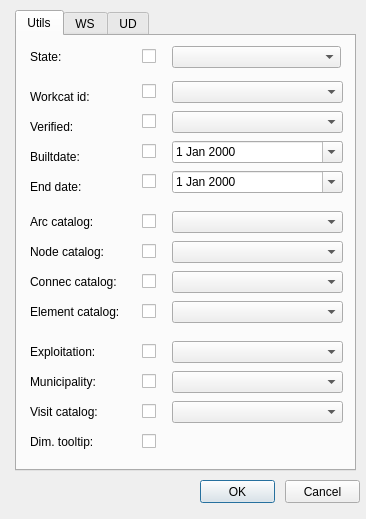
This is ui/config_edit.ui in Giswater/giswater_qgis_plugin as Qt 5 draws it before an edit. The edited form follows.
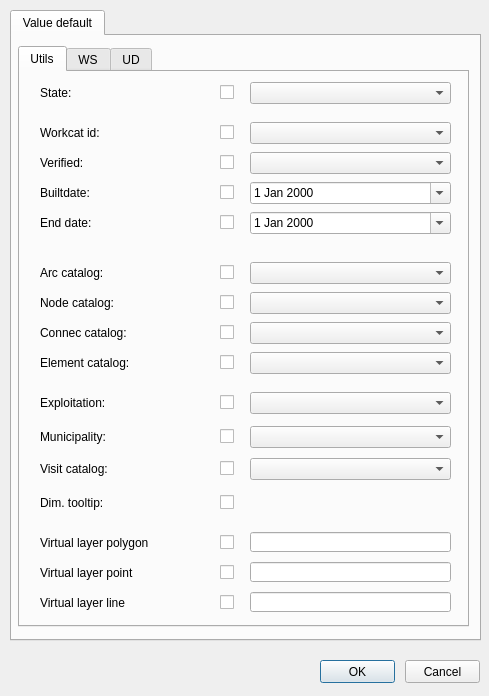
This is the edited form.

```diff
--- a/ui/config_edit.ui
+++ b/ui/config_edit.ui
@@ -6,8 +6,8 @@
    <rect>
     <x>0</x>
     <y>0</y>
-    <width>366</width>
-    <height>519</height>
+    <width>489</width>
+    <height>696</height>
    </rect>
   </property>
   <property name="windowTitle">
@@ -16,8 +16,8 @@
   <widget class="QPushButton" name="btn_accept">
    <property name="geometry">
     <rect>
-     <x>200</x>
-     <y>480</y>
+     <x>320</x>
+     <y>660</y>
      <width>75</width>
      <height>23</height>
     </rect>
@@ -29,8 +29,8 @@
   <widget class="QPushButton" name="btn_cancel">
    <property name="geometry">
     <rect>
-     <x>285</x>
-     <y>480</y>
+     <x>405</x>
+     <y>660</y>
      <width>75</width>
      <height>23</height>
     </rect>
@@ -39,13 +39,29 @@
     <string>Cancel</string>
    </property>
   </widget>
+  <widget class="QTabWidget" name="tab_main">
+   <property name="geometry">
+    <rect>
+     <x>10</x>
+     <y>10</y>
+     <width>471</width>
+     <height>631</height>
+    </rect>
+   </property>
+   <property name="currentIndex">
+    <number>0</number>
+   </property>
+   <widget class="QWidget" name="tab_6">
+    <attribute name="title">
+     <string>Value default</string>
+    </attribute>
   <widget class="QTabWidget" name="tab_config">
    <property name="geometry">
     <rect>
-     <x>15</x>
+       <x>6</x>
      <y>10</y>
-     <width>341</width>
-     <height>461</height>
+       <width>451</width>
+       <height>581</height>
     </rect>
    </property>
    <property name="currentIndex">
@@ -58,7 +74,7 @@
     <widget class="QLabel" name="label_workcat_id">
      <property name="geometry">
       <rect>
-       <x>13</x>
+         <x>20</x>
        <y>50</y>
        <width>141</width>
        <height>22</height>
@@ -94,8 +110,8 @@
     <widget class="QLabel" name="label_arccat_vdefault">
      <property name="geometry">
       <rect>
-       <x>13</x>
-       <y>175</y>
+         <x>20</x>
+         <y>190</y>
        <width>141</width>
        <height>22</height>
       </rect>
@@ -130,8 +146,8 @@
     <widget class="QCheckBox" name="chk_arccat_vdefault">
      <property name="geometry">
       <rect>
-       <x>125</x>
-       <y>175</y>
+         <x>200</x>
+         <y>190</y>
        <width>20</width>
        <height>21</height>
       </rect>
@@ -143,9 +159,9 @@
     <widget class="QDateEdit" name="builtdate_vdefault">
      <property name="geometry">
       <rect>
-       <x>155</x>
-       <y>105</y>
-       <width>171</width>
+         <x>230</x>
+         <y>110</y>
+         <width>201</width>
        <height>22</height>
       </rect>
      </property>
@@ -156,7 +172,7 @@
     <widget class="QLabel" name="label_verified_vdefault">
      <property name="geometry">
       <rect>
-       <x>13</x>
+         <x>20</x>
        <y>80</y>
        <width>141</width>
        <height>22</height>
@@ -192,7 +208,7 @@
     <widget class="QLabel" name="label_builtdate">
      <property name="geometry">
       <rect>
-       <x>13</x>
+         <x>20</x>
        <y>110</y>
        <width>141</width>
        <height>22</height>
@@ -228,9 +244,9 @@
     <widget class="QComboBox" name="workcat_vdefault">
      <property name="geometry">
       <rect>
-       <x>155</x>
-       <y>45</y>
-       <width>171</width>
+         <x>230</x>
+         <y>50</y>
+         <width>201</width>
        <height>22</height>
       </rect>
      </property>
@@ -238,9 +254,9 @@
     <widget class="QComboBox" name="state_vdefault">
      <property name="geometry">
       <rect>
-       <x>155</x>
+         <x>230</x>
        <y>10</y>
-       <width>169</width>
+         <width>201</width>
        <height>22</height>
       </rect>
      </property>
@@ -248,8 +264,8 @@
     <widget class="QCheckBox" name="chk_workcat_vdefault">
      <property name="geometry">
       <rect>
-       <x>125</x>
-       <y>45</y>
+         <x>200</x>
+         <y>50</y>
        <width>20</width>
        <height>21</height>
       </rect>
@@ -261,8 +277,8 @@
     <widget class="QCheckBox" name="chk_connecat_vdefault">
      <property name="geometry">
       <rect>
-       <x>125</x>
-       <y>235</y>
+         <x>200</x>
+         <y>250</y>
        <width>20</width>
        <height>21</height>
       </rect>
@@ -274,9 +290,9 @@
     <widget class="QComboBox" name="connecat_vdefault">
      <property name="geometry">
       <rect>
-       <x>155</x>
-       <y>235</y>
-       <width>171</width>
+         <x>230</x>
+         <y>250</y>
+         <width>201</width>
        <height>22</height>
       </rect>
      </property>
@@ -284,7 +300,7 @@
     <widget class="QLabel" name="label_state">
      <property name="geometry">
       <rect>
-       <x>13</x>
+         <x>20</x>
        <y>10</y>
        <width>141</width>
        <height>22</height>
@@ -320,8 +336,8 @@
     <widget class="QCheckBox" name="chk_verified_vdefault">
      <property name="geometry">
       <rect>
-       <x>125</x>
-       <y>75</y>
+         <x>200</x>
+         <y>80</y>
        <width>20</width>
        <height>21</height>
       </rect>
@@ -333,7 +349,7 @@
     <widget class="QCheckBox" name="chk_state_vdefault">
      <property name="geometry">
       <rect>
-       <x>125</x>
+         <x>200</x>
        <y>10</y>
        <width>20</width>
        <height>21</height>
@@ -346,9 +362,9 @@
     <widget class="QComboBox" name="verified_vdefault">
      <property name="geometry">
       <rect>
-       <x>155</x>
-       <y>75</y>
-       <width>171</width>
+         <x>230</x>
+         <y>80</y>
+         <width>201</width>
        <height>22</height>
       </rect>
      </property>
@@ -356,8 +372,8 @@
     <widget class="QLabel" name="label_nodecat_vdefault">
      <property name="geometry">
       <rect>
-       <x>13</x>
-       <y>205</y>
+         <x>20</x>
+         <y>220</y>
        <width>141</width>
        <height>22</height>
       </rect>
@@ -392,8 +408,8 @@
     <widget class="QCheckBox" name="chk_builtdate_vdefault">
      <property name="geometry">
       <rect>
-       <x>125</x>
-       <y>105</y>
+         <x>200</x>
+         <y>110</y>
        <width>20</width>
        <height>21</height>
       </rect>
@@ -405,9 +421,9 @@
     <widget class="QComboBox" name="nodecat_vdefault">
      <property name="geometry">
       <rect>
-       <x>155</x>
-       <y>205</y>
-       <width>171</width>
+         <x>230</x>
+         <y>220</y>
+         <width>201</width>
        <height>22</height>
       </rect>
      </property>
@@ -415,8 +431,8 @@
     <widget class="QLabel" name="label_conneccat_vdefault">
      <property name="geometry">
       <rect>
-       <x>13</x>
-       <y>235</y>
+         <x>20</x>
+         <y>250</y>
        <width>141</width>
        <height>22</height>
       </rect>
@@ -451,8 +467,8 @@
     <widget class="QCheckBox" name="chk_nodecat_vdefault">
      <property name="geometry">
       <rect>
-       <x>125</x>
-       <y>205</y>
+         <x>200</x>
+         <y>220</y>
        <width>20</width>
        <height>21</height>
       </rect>
@@ -464,9 +480,9 @@
     <widget class="QComboBox" name="arccat_vdefault">
      <property name="geometry">
       <rect>
-       <x>155</x>
-       <y>175</y>
-       <width>171</width>
+         <x>230</x>
+         <y>190</y>
+         <width>201</width>
        <height>22</height>
       </rect>
      </property>
@@ -474,7 +490,7 @@
     <widget class="QLabel" name="label_enddate">
      <property name="geometry">
       <rect>
-       <x>13</x>
+         <x>20</x>
        <y>140</y>
        <width>141</width>
        <height>22</height>
@@ -510,9 +526,9 @@
     <widget class="QDateEdit" name="enddate_vdefault">
      <property name="geometry">
       <rect>
-       <x>155</x>
-       <y>135</y>
-       <width>171</width>
+         <x>230</x>
+         <y>140</y>
+         <width>201</width>
        <height>22</height>
       </rect>
      </property>
@@ -523,8 +539,8 @@
     <widget class="QCheckBox" name="chk_enddate_vdefault">
      <property name="geometry">
       <rect>
-       <x>125</x>
-       <y>135</y>
+         <x>200</x>
+         <y>140</y>
        <width>20</width>
        <height>21</height>
       </rect>
@@ -536,8 +552,8 @@
     <widget class="QCheckBox" name="chk_exploitation_vdefault">
      <property name="geometry">
       <rect>
-       <x>125</x>
-       <y>305</y>
+         <x>200</x>
+         <y>320</y>
        <width>20</width>
        <height>21</height>
       </rect>
@@ -549,8 +565,8 @@
     <widget class="QLabel" name="label_exploitation_id">
      <property name="geometry">
       <rect>
-       <x>13</x>
-       <y>305</y>
+         <x>20</x>
+         <y>320</y>
        <width>141</width>
        <height>22</height>
       </rect>
@@ -585,9 +601,9 @@
     <widget class="QComboBox" name="elementcat_vdefault">
      <property name="geometry">
       <rect>
-       <x>155</x>
-       <y>265</y>
-       <width>171</width>
+         <x>230</x>
+         <y>280</y>
+         <width>201</width>
        <height>22</height>
       </rect>
      </property>
@@ -595,8 +611,8 @@
     <widget class="QCheckBox" name="chk_elementcat_vdefault">
      <property name="geometry">
       <rect>
-       <x>125</x>
-       <y>265</y>
+         <x>200</x>
+         <y>280</y>
        <width>20</width>
        <height>21</height>
       </rect>
@@ -608,9 +624,9 @@
     <widget class="QComboBox" name="exploitation_vdefault">
      <property name="geometry">
       <rect>
-       <x>155</x>
-       <y>305</y>
-       <width>171</width>
+         <x>230</x>
+         <y>320</y>
+         <width>201</width>
        <height>22</height>
       </rect>
      </property>
@@ -618,8 +634,8 @@
     <widget class="QLabel" name="label_elementcat_id">
      <property name="geometry">
       <rect>
-       <x>13</x>
-       <y>265</y>
+         <x>20</x>
+         <y>280</y>
        <width>141</width>
        <height>22</height>
       </rect>
@@ -654,9 +670,9 @@
     <widget class="QComboBox" name="municipality_vdefault">
      <property name="geometry">
       <rect>
-       <x>155</x>
-       <y>335</y>
-       <width>171</width>
+         <x>230</x>
+         <y>354</y>
+         <width>201</width>
        <height>22</height>
       </rect>
      </property>
@@ -664,8 +680,8 @@
     <widget class="QLabel" name="label_municipality_id">
      <property name="geometry">
       <rect>
-       <x>13</x>
-       <y>335</y>
+         <x>20</x>
+         <y>354</y>
        <width>141</width>
        <height>22</height>
       </rect>
@@ -700,8 +716,8 @@
     <widget class="QCheckBox" name="chk_municipality_vdefault">
      <property name="geometry">
       <rect>
-       <x>125</x>
-       <y>335</y>
+         <x>200</x>
+         <y>354</y>
        <width>20</width>
        <height>21</height>
       </rect>
@@ -713,8 +729,8 @@
     <widget class="QLabel" name="label_visitcat">
      <property name="geometry">
       <rect>
-       <x>13</x>
-       <y>365</y>
+         <x>20</x>
+         <y>386</y>
        <width>141</width>
        <height>22</height>
       </rect>
@@ -749,8 +765,8 @@
     <widget class="QCheckBox" name="chk_visitcat_vdefault">
      <property name="geometry">
       <rect>
-       <x>125</x>
-       <y>365</y>
+         <x>200</x>
+         <y>386</y>
        <width>20</width>
        <height>21</height>
       </rect>
@@ -762,18 +778,208 @@
     <widget class="QComboBox" name="visitcat_vdefault">
      <property name="geometry">
       <rect>
-       <x>155</x>
-       <y>365</y>
-       <width>171</width>
+         <x>230</x>
+         <y>386</y>
+         <width>201</width>
        <height>22</height>
       </rect>
      </property>
     </widget>
+      <widget class="QLabel" name="label_visitcat_2">
+       <property name="geometry">
+        <rect>
+         <x>20</x>
+         <y>460</y>
+         <width>141</width>
+         <height>22</height>
+        </rect>
+       </property>
+       <property name="font">
+        <font>
+         <pointsize>9</pointsize>
+        </font>
+       </property>
+       <property name="frameShape">
+        <enum>QFrame::NoFrame</enum>
+       </property>
+       <property name="frameShadow">
+        <enum>QFrame::Plain</enum>
+       </property>
+       <property name="text">
+        <string>Virtual layer polygon</string>
+       </property>
+       <property name="textFormat">
+        <enum>Qt::AutoText</enum>
+       </property>
+       <property name="scaledContents">
+        <bool>false</bool>
+       </property>
+       <property name="alignment">
+        <set>Qt::AlignLeading|Qt::AlignLeft|Qt::AlignVCenter</set>
+       </property>
+       <property name="margin">
+        <number>3</number>
+       </property>
+      </widget>
+      <widget class="QCheckBox" name="chk_virtual_layer_polygon">
+       <property name="geometry">
+        <rect>
+         <x>200</x>
+         <y>460</y>
+         <width>20</width>
+         <height>21</height>
+        </rect>
+       </property>
+       <property name="text">
+        <string/>
+       </property>
+      </widget>
+      <widget class="QLineEdit" name="virtual_layer_polygon">
+       <property name="geometry">
+        <rect>
+         <x>230</x>
+         <y>460</y>
+         <width>201</width>
+         <height>20</height>
+        </rect>
+       </property>
+      </widget>
+      <widget class="QLabel" name="label_visitcat_3">
+       <property name="geometry">
+        <rect>
+         <x>20</x>
+         <y>490</y>
+         <width>141</width>
+         <height>22</height>
+        </rect>
+       </property>
+       <property name="font">
+        <font>
+         <pointsize>9</pointsize>
+        </font>
+       </property>
+       <property name="frameShape">
+        <enum>QFrame::NoFrame</enum>
+       </property>
+       <property name="frameShadow">
+        <enum>QFrame::Plain</enum>
+       </property>
+       <property name="text">
+        <string>Virtual layer point</string>
+       </property>
+       <property name="textFormat">
+        <enum>Qt::AutoText</enum>
+       </property>
+       <property name="scaledContents">
+        <bool>false</bool>
+       </property>
+       <property name="alignment">
+        <set>Qt::AlignLeading|Qt::AlignLeft|Qt::AlignVCenter</set>
+       </property>
+       <property name="margin">
+        <number>3</number>
+       </property>
+      </widget>
+      <widget class="QCheckBox" name="chk_virtual_layer_point">
+       <property name="geometry">
+        <rect>
+         <x>200</x>
+         <y>490</y>
+         <width>20</width>
+         <height>21</height>
+        </rect>
+       </property>
+       <property name="text">
+        <string/>
+       </property>
+      </widget>
+      <widget class="QLineEdit" name="virtual_layer_point">
+       <property name="geometry">
+        <rect>
+         <x>230</x>
+         <y>490</y>
+         <width>201</width>
+         <height>20</height>
+        </rect>
+       </property>
+      </widget>
+      <widget class="QLabel" name="label_visitcat_4">
+       <property name="geometry">
+        <rect>
+         <x>20</x>
+         <y>520</y>
+         <width>141</width>
+         <height>22</height>
+        </rect>
+       </property>
+       <property name="font">
+        <font>
+         <pointsize>9</pointsize>
+        </font>
+       </property>
+       <property name="frameShape">
+        <enum>QFrame::NoFrame</enum>
+       </property>
+       <property name="frameShadow">
+        <enum>QFrame::Plain</enum>
+       </property>
+       <property name="text">
+        <string>Virtual layer line</string>
+       </property>
+       <property name="textFormat">
+        <enum>Qt::AutoText</enum>
+       </property>
+       <property name="scaledContents">
+        <bool>false</bool>
+       </property>
+       <property name="alignment">
+        <set>Qt::AlignLeading|Qt::AlignLeft|Qt::AlignVCenter</set>
+       </property>
+       <property name="margin">
+        <number>3</number>
+       </property>
+      </widget>
+      <widget class="QCheckBox" name="chk_virtual_layer_line">
+       <property name="geometry">
+        <rect>
+         <x>200</x>
+         <y>520</y>
+         <width>20</width>
+         <height>21</height>
+        </rect>
+       </property>
+       <property name="text">
+        <string/>
+       </property>
+      </widget>
+      <widget class="QLineEdit" name="virtual_layer_line">
+       <property name="geometry">
+        <rect>
+         <x>230</x>
+         <y>520</y>
+         <width>201</width>
+         <height>20</height>
+        </rect>
+       </property>
+      </widget>
+      <widget class="QCheckBox" name="chk_dim_tooltip">
+       <property name="geometry">
+        <rect>
+         <x>200</x>
+         <y>420</y>
+         <width>20</width>
+         <height>21</height>
+        </rect>
+       </property>
+       <property name="text">
+        <string/>
+       </property>
+      </widget>
     <widget class="QLabel" name="label_dim_tooltip">
      <property name="geometry">
       <rect>
-       <x>13</x>
-       <y>395</y>
+         <x>20</x>
+         <y>420</y>
        <width>101</width>
        <height>22</height>
       </rect>
@@ -805,19 +1011,6 @@
       <number>3</number>
      </property>
     </widget>
-    <widget class="QCheckBox" name="chk_dim_tooltip">
-     <property name="geometry">
-      <rect>
-       <x>125</x>
-       <y>395</y>
-       <width>20</width>
-       <height>21</height>
-      </rect>
-     </property>
-     <property name="text">
-      <string/>
-     </property>
-    </widget>
    </widget>
    <widget class="QWidget" name="tab_21">
     <attribute name="title">
@@ -831,9 +1024,9 @@
     <widget class="QComboBox" name="nodetype_vdefault">
      <property name="geometry">
       <rect>
-       <x>155</x>
+         <x>220</x>
        <y>20</y>
-       <width>169</width>
+         <width>201</width>
        <height>22</height>
       </rect>
      </property>
@@ -877,7 +1070,7 @@
     <widget class="QCheckBox" name="chk_nodetype_vdefault">
      <property name="geometry">
       <rect>
-       <x>125</x>
+         <x>190</x>
        <y>20</y>
        <width>20</width>
        <height>21</height>
@@ -926,9 +1119,9 @@
     <widget class="QComboBox" name="arctype_vdefault">
      <property name="geometry">
       <rect>
-       <x>155</x>
+         <x>220</x>
        <y>50</y>
-       <width>169</width>
+         <width>201</width>
        <height>22</height>
       </rect>
      </property>
@@ -936,7 +1129,7 @@
     <widget class="QCheckBox" name="chk_arctype_vdefault">
      <property name="geometry">
       <rect>
-       <x>125</x>
+         <x>190</x>
        <y>50</y>
        <width>16</width>
        <height>21</height>
@@ -985,9 +1178,9 @@
     <widget class="QComboBox" name="connectype_vdefault">
      <property name="geometry">
       <rect>
-       <x>155</x>
+         <x>220</x>
        <y>80</y>
-       <width>169</width>
+         <width>201</width>
        <height>22</height>
       </rect>
      </property>
@@ -995,7 +1188,7 @@
     <widget class="QCheckBox" name="chk_connectype_vdefault">
      <property name="geometry">
       <rect>
-       <x>125</x>
+         <x>190</x>
        <y>80</y>
        <width>16</width>
        <height>21</height>
@@ -1004,6 +1197,8 @@
      <property name="text">
       <string>Arc Type</string>
      </property>
+      </widget>
+     </widget>
     </widget>
    </widget>
   </widget>
```
Left out of the diff: 1 changed line with no effect on the pictures. Lines whose indentation alone changed are shown as unchanged.
